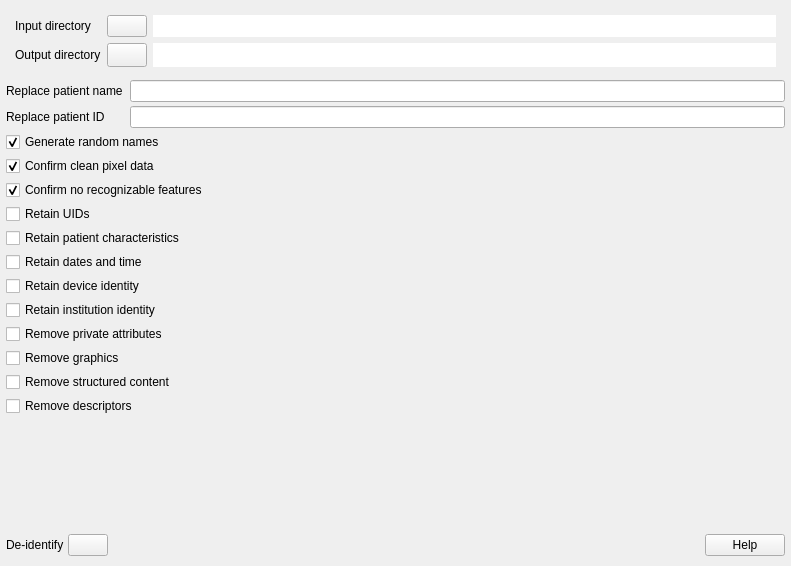
First picture: the form in browser/anonymazerwidget2.ui, repository AlizaMedicalImaging/AlizaMS, before the edit.
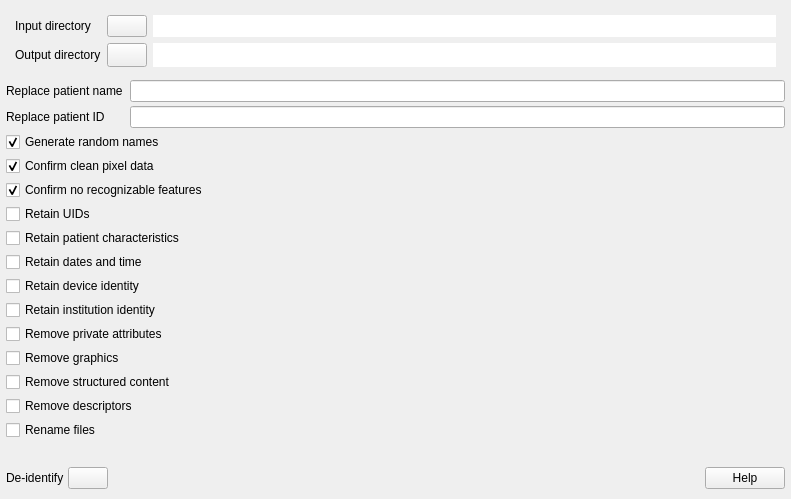
Second picture: the form after the edit. Icons and pictures are not drawn.

The edit to the form file:
```diff
--- a/browser/anonymazerwidget2.ui
+++ b/browser/anonymazerwidget2.ui
@@ -10,7 +10,7 @@
     <x>0</x>
     <y>0</y>
     <width>791</width>
-    <height>566</height>
+    <height>499</height>
    </rect>
   </property>
   <property name="acceptDrops">
@@ -255,8 +255,8 @@
        <rect>
         <x>0</x>
         <y>0</y>
-        <width>779</width>
-        <height>372</height>
+        <width>765</width>
+        <height>403</height>
        </rect>
       </property>
       <layout class="QVBoxLayout" name="verticalLayout_2">
@@ -500,6 +500,19 @@
          </property>
         </widget>
        </item>
+       <item>
+        <widget class="QCheckBox" name="rename_checkBox">
+         <property name="sizePolicy">
+          <sizepolicy hsizetype="Preferred" vsizetype="Preferred">
+           <horstretch>0</horstretch>
+           <verstretch>0</verstretch>
+          </sizepolicy>
+         </property>
+         <property name="text">
+          <string>Rename files</string>
+         </property>
+        </widget>
+       </item>
        <item>
         <spacer name="verticalSpacer">
          <property name="orientation">
@@ -517,19 +530,6 @@
      </widget>
     </widget>
    </item>
-   <item>
-    <spacer name="verticalSpacer_2">
-     <property name="orientation">
-      <enum>Qt::Vertical</enum>
-     </property>
-     <property name="sizeHint" stdset="0">
-      <size>
-       <width>20</width>
-       <height>40</height>
-      </size>
-     </property>
-    </spacer>
-   </item>
    <item>
     <widget class="QFrame" name="frame">
      <property name="sizePolicy">
```
Left out of the diff: 1 changed line with no effect on the pictures.
